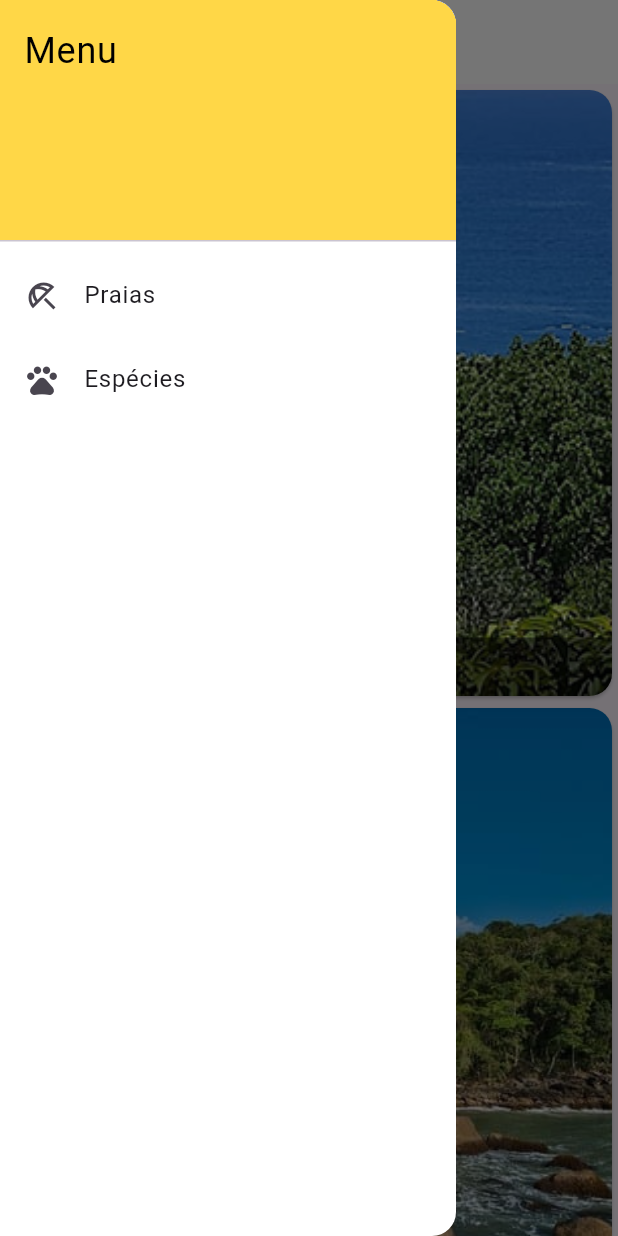
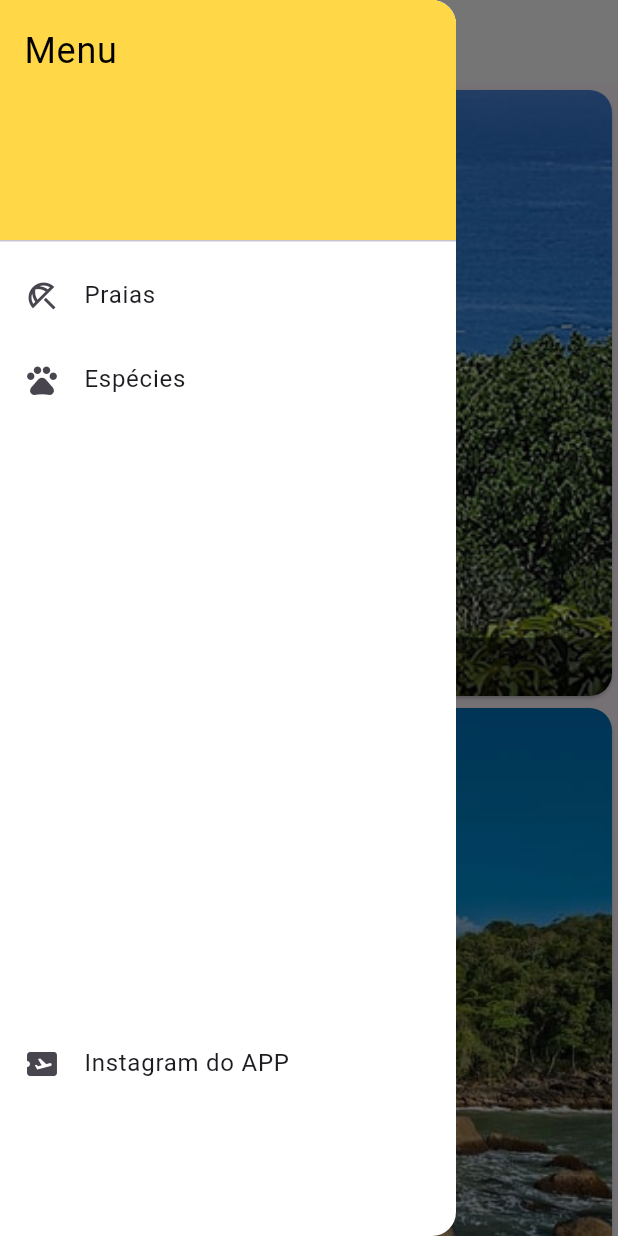
Before and after one commit to SamuelVasconcelos-Br/Sand-lias, a Flutter app: the TrilhasPag screen opened directly, with the side drawer open, on a phone screen of 412 x 824 dp. Run offline on Flutter 3.47's test engine with Material 3 defaults, Android fonts, the phone set to English and light mode, and no system bars; our stand-ins replace gap.

Commit message:
Update trilhas.dart

```diff
--- a/appsandalias/lib/trilhas.dart
+++ b/appsandalias/lib/trilhas.dart
@@ -4,6 +4,8 @@
 import 'package:appsandalias/trilhaespec2.dart';
 import 'package:appsandalias/trilhasespec.dart';
 import 'package:flutter/material.dart';
+import 'package:gap/gap.dart';
+import 'package:url_launcher/url_launcher.dart';
 
 class MyApp extends StatelessWidget {
   const MyApp({super.key});
@@ -50,6 +52,15 @@
         context,
         MaterialPageRoute(builder: (context) => const TrilhabananaPage()),
       );
+    }
+  }
+
+  void abrirUrl() async {
+    const url = 'https://www.instagram.com/projetosandalias.2ds/';
+    if (await canLaunchUrl(Uri.parse(url))) {
+      await launchUrl(Uri.parse(url));
+    } else {
+      throw 'Could not launch $url';
     }
   }
 
@@ -103,6 +114,14 @@
                  Navigator.push(context, MaterialPageRoute(builder: (context) => const MyHomePage()), );
               },
             ),
+
+            const Gap (400),
+
+            ListTile(
+              leading: const Icon(Icons.airplane_ticket),
+              title: const Text('Instagram do APP'),
+              onTap: () {abrirUrl();}
+            )
           ],
         ),
       ),
```
